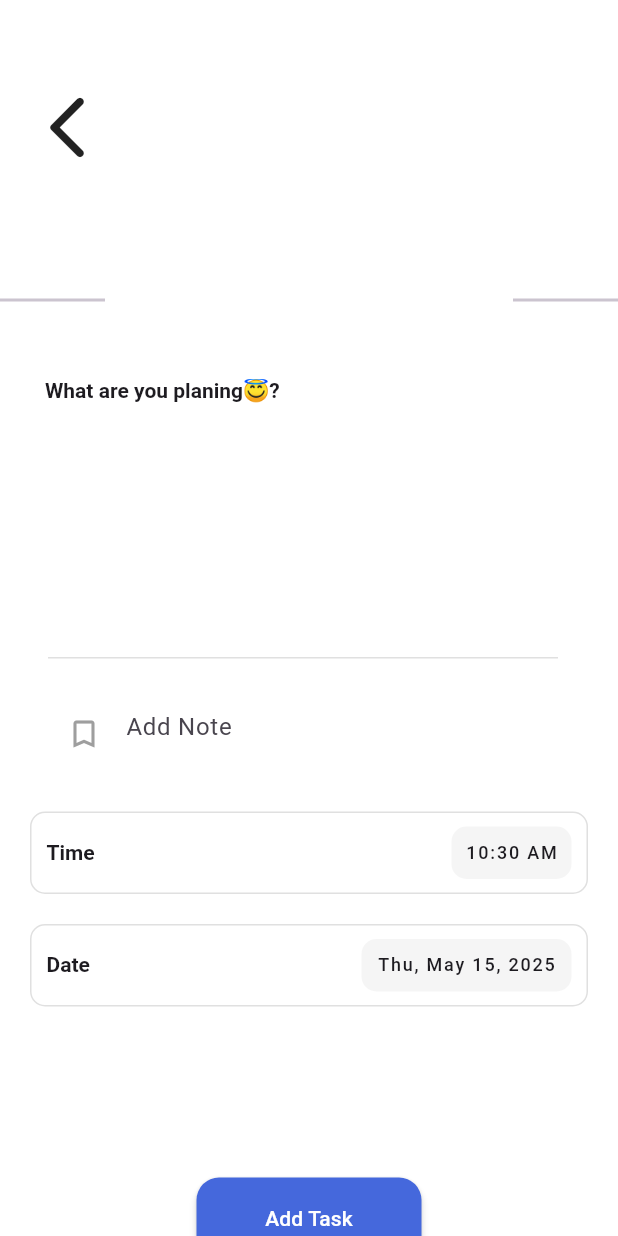
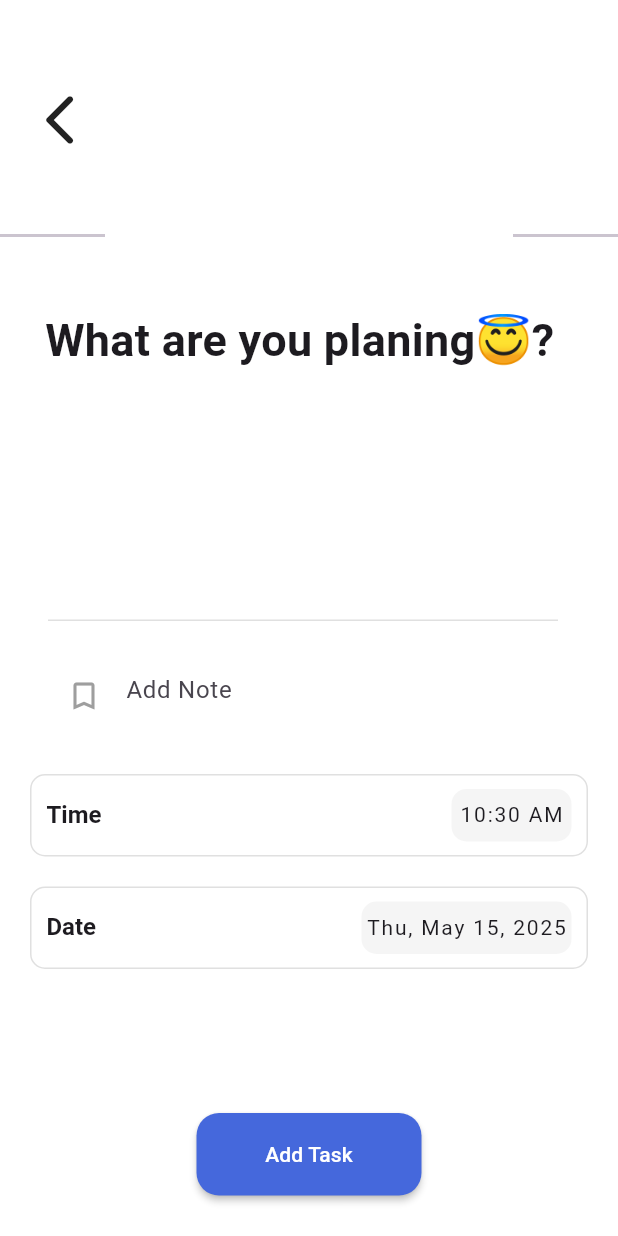
Before and after one commit to eslamohammed/todo_app_with_hive, a Flutter app: the TaskView screen opened directly, on a phone screen of 412 x 824 dp. Run offline on Flutter 3.47's test engine with Material 3 defaults, Android fonts, the phone set to English and light mode, and no system bars; our stand-ins replace animate_do, flutter_datetime_picker_plus, flutter_slider_drawer, flutter_svg, hive, hive_flutter and 1 more; missing offline and left inert: ftoast, panara_dialogs; accounts and stored records are empty.

Commit message:
refactor: Clean up TaskView and adjust styles
This commit refactors the `TaskView` widget and its related components:

- **`TaskView.dart`:**
    - Removed unused `textTheme` variable and parameters.
    - Updated styling for various text elements:
        - "Title" label changed from `headline4` to `headline1`.
        - Title `TextFormField` style changed to `bodyText1` and `cursorHeight` reduced.
        - "Time" and "Date" labels changed from `headline4` to `headline3`.
        - Time and Date display text style changed from `bodyText3` to `bodyText2`.
- **`MyAppBar.dart`:**
    - Reduced `preferredSize` height from 150 to 100.
    - Adjusted `crossAxisAlignment` in the Row to `CrossAxisAlignment.end`.
    - Reduced the size of the back arrow icon.
- **`main.dart`:**
    - Removed an unused import for `hive_flutter/adapters.dart`.

```diff
--- a/lib/main.dart
+++ b/lib/main.dart
@@ -1,6 +1,5 @@
 import 'package:flutter/material.dart';
 import 'package:hive_flutter/hive_flutter.dart';
-// import 'package:hive_flutter/adapters.dart';
 import 'package:todo_app/models/task.dart';
 import 'package:todo_app/screens/bases/BaseWidget.dart';
 import 'package:todo_app/utils/routes.dart';
--- a/lib/screens/tasks/TaskView.dart
+++ b/lib/screens/tasks/TaskView.dart
@@ -137,7 +137,6 @@ class _TaskViewState extends State<TaskView> {
 
   @override
   Widget build(BuildContext context) {
-    var textTheme = Theme.of(context).textTheme;
     return GestureDetector(
       onTap: () => FocusManager.instance.primaryFocus?.unfocus(),
       child: Scaffold(
@@ -153,11 +152,11 @@ class _TaskViewState extends State<TaskView> {
                 mainAxisAlignment: MainAxisAlignment.start,
                 children: [
                   /// new / update Task Text
-                  _buildTopText(textTheme),
+                  _buildTopText(),
 
                   /// Middle Two TextFileds, Time And Date Selection Box
                   _buildMiddleTextFieldsANDTimeAndDateSelection(
-                      context, textTheme),
+                      context),
 
                   /// All Bottom Buttons
                   _buildBottomButtons(context),
@@ -247,8 +246,7 @@ class _TaskViewState extends State<TaskView> {
   }
 
   /// Middle Two TextFileds And Time And Date Selection Box
-  SizedBox _buildMiddleTextFieldsANDTimeAndDateSelection(
-      BuildContext context, TextTheme textTheme) {
+  SizedBox _buildMiddleTextFieldsANDTimeAndDateSelection(BuildContext context) {
     return SizedBox(
       width: double.infinity,
       height: 535,
@@ -259,7 +257,7 @@ class _TaskViewState extends State<TaskView> {
           Padding(
             padding: const EdgeInsets.only(left: 30),
             child: Text(AppStrings.titleOfTitleTextField,
-                style: headline4),
+                style: headline1),
           ),
 
           /// Title TextField
@@ -270,8 +268,8 @@ class _TaskViewState extends State<TaskView> {
               title: TextFormField(
                 controller: widget.taskControllerForTitle,
                 maxLines: 6,
-                cursorHeight: 60,
-                style: const TextStyle(color: Colors.black),
+                cursorHeight: 40,
+                style: bodyText1,
                 decoration: InputDecoration(
                   enabledBorder: UnderlineInputBorder(
                     borderSide: BorderSide(color: Colors.grey.shade300),
@@ -351,7 +349,7 @@ class _TaskViewState extends State<TaskView> {
                   Padding(
                     padding: const EdgeInsets.only(left: 10),
                     child:
-                        Text(AppStrings.timeString, style: headline4),
+                        Text(AppStrings.timeString, style: headline3),
                   ),
                   Expanded(child: Container()),
                   Container(
@@ -364,7 +362,7 @@ class _TaskViewState extends State<TaskView> {
                     child: Center(
                       child: Text(
                         showTime(time),
-                        style: bodyText3,
+                        style: bodyText2,
                       ),
                     ),
                   )
@@ -405,7 +403,7 @@ class _TaskViewState extends State<TaskView> {
                   Padding(
                     padding: const EdgeInsets.only(left: 10),
                     child:
-                        Text(AppStrings.dateString, style: headline4),
+                        Text(AppStrings.dateString, style: headline3),
                   ),
                   Expanded(child: Container()),
                   Container(
@@ -418,7 +416,7 @@ class _TaskViewState extends State<TaskView> {
                     child: Center(
                       child: Text(
                         showDate(date),
-                        style: bodyText3,
+                        style: bodyText2,
                       ),
                     ),
                   )
@@ -432,7 +430,7 @@ class _TaskViewState extends State<TaskView> {
   }
 
   /// new / update Task Text
-  SizedBox _buildTopText(TextTheme textTheme) {
+  SizedBox _buildTopText() {
     return SizedBox(
       width: double.infinity,
       height: 100,
@@ -483,12 +481,12 @@ class MyAppBar extends StatelessWidget implements PreferredSizeWidget {
   Widget build(BuildContext context) {
     return SizedBox(
       width: double.infinity,
-      height: 150,
+      height: 100,
       child: Padding(
         padding: const EdgeInsets.only(top: 20),
         child: Row(
           mainAxisAlignment: MainAxisAlignment.spaceBetween,
-          crossAxisAlignment: CrossAxisAlignment.center,
+          crossAxisAlignment: CrossAxisAlignment.end,
           children: [
             Padding(
               padding: const EdgeInsets.only(left: 20),
@@ -498,7 +496,7 @@ class MyAppBar extends StatelessWidget implements PreferredSizeWidget {
                 },
                 child: const Icon(
                   Icons.arrow_back_ios_new_rounded,
-                  size: 50,
+                  size: 40,
                 ),
               ),
             ),
@@ -509,5 +507,5 @@ class MyAppBar extends StatelessWidget implements PreferredSizeWidget {
   }
 
   @override
-  Size get preferredSize => const Size.fromHeight(150);
+  Size get preferredSize => const Size.fromHeight(100);
 }
```
